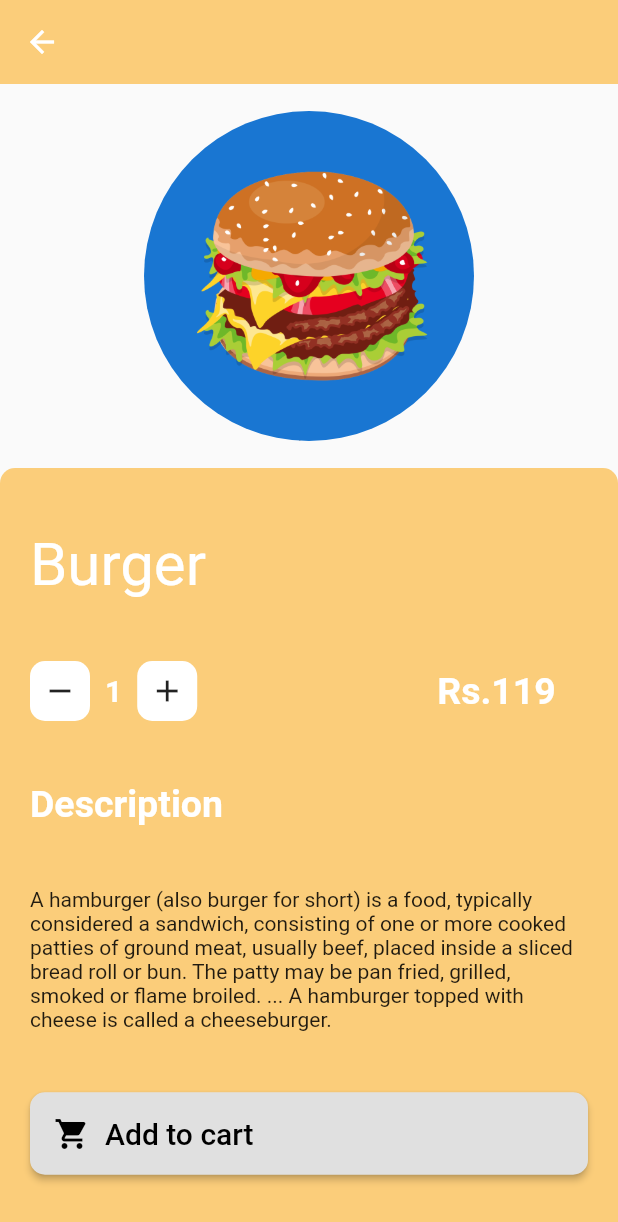
After one commit to anushikabala/SDP1, a Flutter app: the DetailPage screen opened directly, on a phone screen of 412 x 824 dp. The commit adds this screen. Shown: the top 1222 px of the screen. Run offline on Flutter 3.47's test engine with Material 2 defaults, Android fonts, the phone set to English and light mode, and no system bars; our stand-ins replace cloud_firestore, firebase_auth, firebase_core, firebase_database, fluttertoast; accounts and stored records are empty.

Commit message:
Ontap wala error

```diff
--- /dev/null
+++ b/food_order/lib/details_page.dart
@@ -0,0 +1,118 @@
+import 'dart:ui';
+
+import 'package:flutter/cupertino.dart';
+import 'package:flutter/material.dart';
+import 'package:flutter/widgets.dart';
+
+import 'main.dart';
+
+class DetailPage extends StatelessWidget
+{
+  @override
+  Widget build(BuildContext context)
+  {
+    return Scaffold(
+
+      appBar: AppBar(
+        elevation: 0.0,
+        leading: IconButton(icon: Icon(Icons.arrow_back,color: Colors.white,),onPressed: (){},),
+        backgroundColor: Color(getColorHexFromStr('#fbcd7a')),
+
+      ),
+
+      body: Column(
+        children: [
+          Expanded(child: Container(
+            child:CircleAvatar(
+              radius:110,
+              backgroundImage: AssetImage('assets/burger.png'),
+            )
+          )),
+          Expanded(
+              flex: 2,
+
+              child: Container(
+                width: double.infinity,
+                padding: EdgeInsets.symmetric(horizontal: 20),
+                decoration: BoxDecoration(
+
+                  color: Color(getColorHexFromStr('#fbcd7a')),
+                  borderRadius: BorderRadius.only(
+                    topLeft: Radius.circular(10),
+                    topRight:Radius.circular(10),
+                  )
+                ),
+                child: Column(
+                  mainAxisAlignment: MainAxisAlignment.spaceEvenly,
+                  crossAxisAlignment: CrossAxisAlignment.start,
+                  children: [
+
+                    Text("Burger",style: TextStyle(fontSize: 40,color: Colors.white),),
+                    Row(
+                      children: [
+                        Row(
+                          children: [
+                            Container(
+                              height: 40,
+                              width: 40,
+                              decoration: BoxDecoration(
+                                color: Colors.white,
+                                borderRadius: BorderRadius.circular(10)
+                              ),
+                              child: Icon(Icons.remove),
+                            ),
+                            SizedBox(width: 10,),
+                            Text("1",style: TextStyle(color: Colors.white,fontSize: 20,fontWeight: FontWeight.bold),),
+                            SizedBox(width: 10,),
+                            Container(
+                              height: 40,
+                              width: 40,
+                              decoration: BoxDecoration(
+                                  color: Colors.white,
+                                  borderRadius: BorderRadius.circular(10)
+                              ),
+                              child: Icon(Icons.add),
+                            ),
+                          ],
+                        ),
+                        SizedBox(width: 160,),
+                        Row(
+                          mainAxisAlignment: MainAxisAlignment.spaceBetween,
+                          children: [
+                            Text("Rs.119",style: TextStyle(color: Colors.white,fontSize: 25,fontWeight: FontWeight.bold),)
+                          ],
+                        ),
+
+                      ],
+                    ),
+                    Text("Description",style: TextStyle(fontSize: 25,color: Colors.white,fontWeight: FontWeight.bold),),
+                    Text("A hamburger (also burger for short) is a food, typically considered a sandwich, consisting of one or more cooked patties of ground meat, usually beef, placed inside a sliced bread roll or bun. The patty may be pan fried, grilled, smoked or flame broiled. ... A hamburger topped with cheese is called a cheeseburger.",style: TextStyle(color: Colors.black87),),
+                    Container(
+                      height: 55,
+                      width: double.infinity,
+                      color: Color(getColorHexFromStr('#fbcd7a')),
+                      child: RaisedButton(onPressed:() {},
+                      shape: RoundedRectangleBorder(
+                        borderRadius: BorderRadius.circular(10),
+                      ),
+                        child: Row(
+                          mainAxisAlignment: MainAxisAlignment.start,
+                          children: [
+                            Icon(Icons.shopping_cart,color: Colors.black,),
+                            SizedBox(width: 10,),
+                            Text("Add to cart",style: TextStyle(fontSize: 20,color: Colors.black),)
+                          ],
+                        ),
+                        ),
+
+                    ),
+
+                  ],
+                ),
+              )),
+        ],
+      ),
+    );
+  }
+
+}
--- a/food_order/lib/home.dart
+++ b/food_order/lib/home.dart
@@ -74,8 +74,8 @@ class _homeState extends State<home> {
     return Row(
         children: burgerList
             .map((e) =>
-                categoriesContainer(onTap: () {
-                  Navigator.of(context).push(MaterialPageRoute(builder:(context)=> Categories(list: burgerCategoriesList,)) );
+                categoriesContainer(onTap: () async{
+                  await Navigator.of(context).pushReplacement(MaterialPageRoute(builder:(context)=> Categories(list: burgerCategoriesList,)) );
                 }, image: e.image, name: e.name))
             .toList());
   }
```
